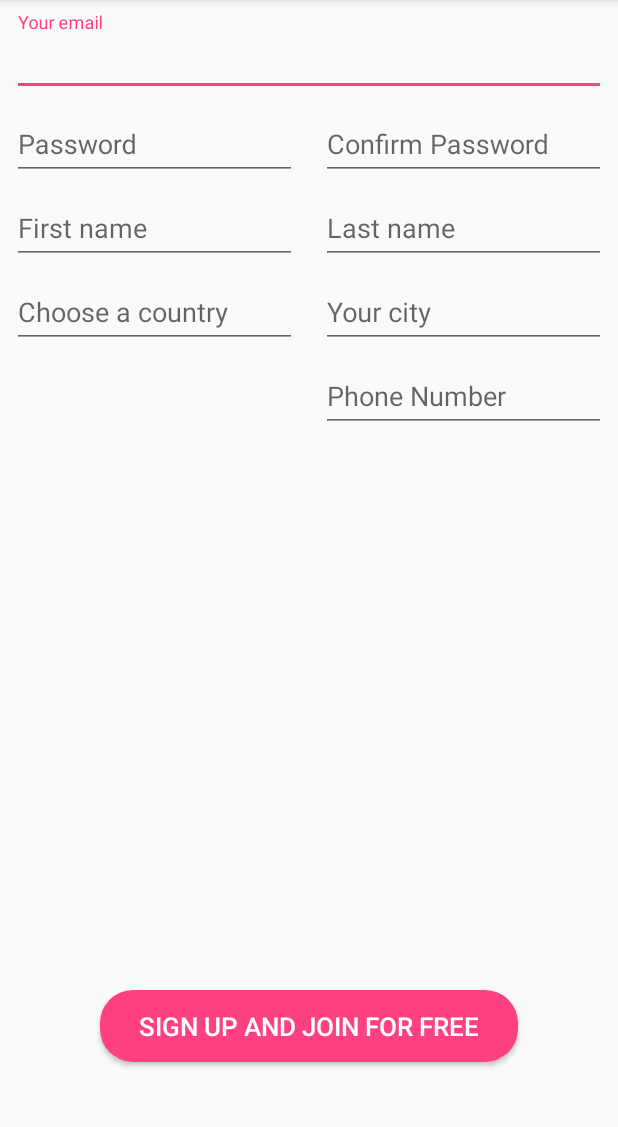
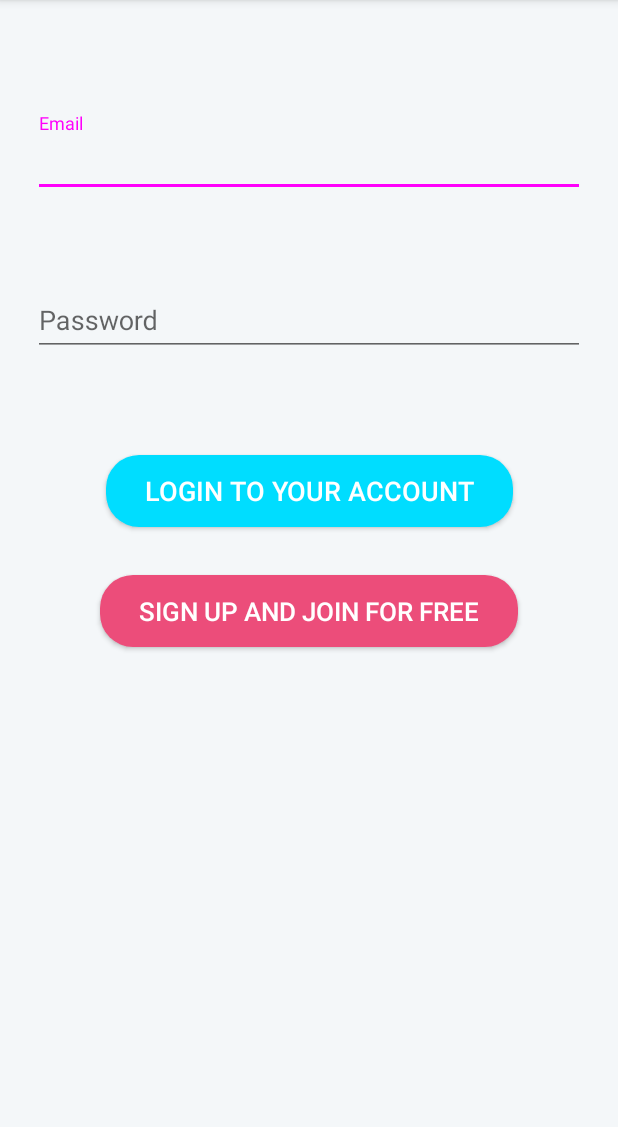
Before and after one commit to CamileDahdah/Android-Project, an Android app: the screen it shows after launch (AuthenticationActivity), on a phone screen of 412 x 824 dp, the part 84-1211 px from its top. Run offline under Robolectric (Android 15) with nearby library versions, the phone set to English and light mode, and no system bars; our stand-ins replace ButterKnife.

Commit message:
Add login layout and functionality and fixed bugs

```diff
--- a/app/src/main/java/com/example/camilledahdah/finalandroidproject/AuthenticationActivity.java
+++ b/app/src/main/java/com/example/camilledahdah/finalandroidproject/AuthenticationActivity.java
@@ -16,7 +16,7 @@ import butterknife.BindView;
         import butterknife.ButterKnife;
 
 public class AuthenticationActivity extends AppCompatActivity
-        implements RegisterFragment.RegisterFragmentListener {
+        implements RegisterFragment.RegisterFragmentListener, LoginFragment.LoginFragmentListener {
 
     @BindView(R.id.container)
     FrameLayout container;
@@ -26,48 +26,40 @@ public class AuthenticationActivity extends AppCompatActivity
         super.onCreate(savedInstanceState);
         setContentView(R.layout.acitivity_main);
         ButterKnife.bind(this);
-        //addLoginFragment();
-        addRegisterFragment();
+        addLoginFragment();
+ ;
     }
 
-//    private void addLoginFragment() {
-//        LoginFragment fragment = LoginFragment.newInstance();
-//
-//        getFragmentManager()
-//                .beginTransaction()
-//                .replace(R.id.container, fragment)
-//                .commit();
-//    }
+    @Override
+    public void addLoginFragment() {
+        LoginFragment fragment = LoginFragment.newInstance();
 
-//    @Override
-//    public void onLoginSuccess() {
-//        Intent intent = new Intent(this, MainActivity.class);
-//        startActivity(intent);
-//        finish();
-//    }
-//
-//    @Override
-//    public void onLoginFailure() {
-//
-//    }
-//
-//    @Override
-//    public void onRequestRegister() {
-//        RegisterFragment fragment = RegisterFragment.newInstance();
-//
-//        getFragmentManager()
-//                .beginTransaction()
-//                .replace(R.id.container, fragment, RegisterFragment.TAG)
-//                .addToBackStack(RegisterFragment.TAG)
-//                .commit();
-//    }
+        getFragmentManager()
+                .beginTransaction()
+                .replace(R.id.container, fragment)
+                .commit();
+    }
 
-    private void addRegisterFragment() {
+    @Override
+    public void onLoginSuccess() {
+        Intent intent = new Intent(this, MainActivity.class);
+        startActivity(intent);
+        finish();
+    }
+
+    @Override
+    public void onLoginFailure() {
+
+    }
+
+    @Override
+    public void onRequestRegister() {
         RegisterFragment fragment = RegisterFragment.newInstance();
 
         getFragmentManager()
                 .beginTransaction()
-                .replace(R.id.container, fragment)
+                .replace(R.id.container, fragment, RegisterFragment.TAG)
+                .addToBackStack(RegisterFragment.TAG)
                 .commit();
     }
 
--- /dev/null
+++ b/app/src/main/java/com/example/camilledahdah/finalandroidproject/LocalStorageManager.java
@@ -0,0 +1,53 @@
+package com.example.camilledahdah.finalandroidproject;
+
+/**
+ * Created by camilledahdah on 4/18/18.
+ */
+
+import android.content.SharedPreferences;
+
+import com.example.camilledahdah.finalandroidproject.models.User;
+import com.google.gson.Gson;
+import android.content.Context;
+import android.preference.PreferenceManager;
+
+
+public class LocalStorageManager {
+
+    private Gson gson;
+    private final String USER_KEY = "PROFILE";
+    private static LocalStorageManager localStorageManager;
+    private SharedPreferences sharedPreferences;
+
+    private LocalStorageManager(Context context) {
+        sharedPreferences = PreferenceManager.getDefaultSharedPreferences(context);
+        gson = new Gson();
+    }
+
+    public static LocalStorageManager getInstance(Context context) {
+        if (localStorageManager == null) {
+            localStorageManager = new LocalStorageManager(context);
+        }
+        return localStorageManager;
+    }
+
+    public User getUser() {
+        String userJson = sharedPreferences.getString(USER_KEY, null);
+        if (userJson == null) {
+            return null;
+        }
+        try {
+            return gson.fromJson(userJson, User.class);
+        } catch (Exception e) {
+            return null;
+        }
+    }
+
+    public void saveUser(User user) {
+        String userJson = gson.toJson(user);
+        sharedPreferences
+                .edit()
+                .putString(USER_KEY, userJson)
+                .commit();
+    }
+}
--- /dev/null
+++ b/app/src/main/java/com/example/camilledahdah/finalandroidproject/LoginFragment.java
@@ -0,0 +1,179 @@
+package com.example.camilledahdah.finalandroidproject;
+
+import android.content.Context;
+import android.content.SharedPreferences;
+import android.os.Bundle;
+import android.preference.PreferenceManager;
+import android.support.annotation.Nullable;
+import android.support.design.widget.TextInputLayout;
+import android.text.TextUtils;
+import android.view.LayoutInflater;
+import android.view.View;
+import android.view.ViewGroup;
+import android.widget.Button;
+import android.widget.EditText;
+import android.widget.ProgressBar;
+import android.widget.TextView;
+
+import com.example.camilledahdah.finalandroidproject.API.authentication.AuthenticationApiManager;
+import com.example.camilledahdah.finalandroidproject.models.ApiError;
+import com.example.camilledahdah.finalandroidproject.models.User;
+
+import java.io.IOException;
+
+import butterknife.BindView;
+import butterknife.ButterKnife;
+import butterknife.OnClick;
+import retrofit2.Call;
+import retrofit2.Callback;
+import retrofit2.Response;
+
+
+public class LoginFragment extends BaseFragment {
+
+    private LoginFragmentListener listener;
+    private AuthenticationApiManager authenticationApiManager;
+    private LocalStorageManager localStorageManager;
+
+    @BindView(R.id.login_email_placeholder)
+    TextInputLayout emailHolder;
+
+    @BindView(R.id.login_email)
+    EditText emailEditText;
+
+    @BindView(R.id.login_password_placeholder)
+    TextInputLayout passwordHolder;
+
+    @BindView(R.id.login_password)
+    EditText passwordEditText;
+
+    @BindView(R.id.login_button)
+    Button loginButton;
+
+    //@BindView(R.id.)
+//    TextView registerTextView;
+
+    @BindView(R.id.progress_bar_login)
+    ProgressBar progressBar;
+
+    public LoginFragment() {
+        // Required empty public constructor
+    }
+
+    public static LoginFragment newInstance() {
+        LoginFragment fragment = new LoginFragment();
+        return fragment;
+    }
+
+    @Override
+    public void onCreate(Bundle savedInstanceState) {
+        super.onCreate(savedInstanceState);
+        authenticationApiManager = AuthenticationApiManager.getInstance();
+        localStorageManager = LocalStorageManager.getInstance(getActivity().getApplicationContext());
+    }
+
+    @Override
+    public View onCreateView(LayoutInflater inflater, ViewGroup container,
+                             Bundle savedInstanceState) {
+        View view = inflater.inflate(R.layout.login, container, false);
+        ButterKnife.bind(this, view);
+        return view;
+    }
+
+    @Override
+    public void onViewCreated(View view, @Nullable Bundle savedInstanceState) {
+        super.onViewCreated(view, savedInstanceState);
+    }
+
+    @Override
+    public void onAttach(Context context) {
+        super.onAttach(context);
+        if (context instanceof LoginFragmentListener) {
+            listener = (LoginFragmentListener) context;
+        } else {
+            throw new RuntimeException(context.toString()
+                    + " must implement LoginFragmentListener");
+        }
+    }
+
+    @Override
+    public void onDetach() {
+        super.onDetach();
+        listener = null;
+    }
+
+    @OnClick(R.id.login_button)
+    public void attemptLogin() {
+        String email = emailEditText.getText().toString().trim();
+        String password = passwordEditText.getText().toString().trim();
+        boolean flag = true;
+
+        if (TextUtils.isEmpty(email)) {
+            emailHolder.setError("email is required");
+            flag = false;
+        } else {
+            emailHolder.setErrorEnabled(false);
+        }
+
+        if (TextUtils.isEmpty(password)) {
+            passwordHolder.setError("password is required");
+            flag = false;
+        } else {
+            passwordHolder.setErrorEnabled(false);
+        }
+
+        if (flag) {
+            showProgressBar();
+            User loginUser = new User(email, password);
+            authenticationApiManager.login(loginUser).enqueue(new Callback<User>() {
+                @Override
+                public void onResponse(Call<User> call, Response<User> response) {
+                    hideProgressBar();
+                    if (response.isSuccessful()) {
+                        User apiUser = response.body();
+                        localStorageManager.saveUser(apiUser);
+                        listener.onLoginSuccess();
+                    } else {
+                        try {
+                            String errorString = response.errorBody().string();
+                            ApiError error = parseApiErrorString(errorString);
+                            showToastMessage(error.getMessage());
+                            listener.onLoginFailure();
+                        } catch (IOException e) {
+                            e.printStackTrace();
+                        }
+                    }
+                }
+
+                @Override
+                public void onFailure(Call<User> call, Throwable t) {
+                    hideProgressBar();
+                    listener.onLoginFailure();
+                    showToastMessage(t.getMessage());
+                }
+            });
+        }
+    }
+
+    @OnClick(R.id.sign_up_button_login)
+    public void requestRegister() {
+        listener.onRequestRegister();
+    }
+
+    private void showProgressBar() {
+        progressBar.setVisibility(View.VISIBLE);
+    }
+
+    private void hideProgressBar() {
+        progressBar.setVisibility(View.INVISIBLE);
+    }
+
+    public interface LoginFragmentListener {
+
+        void onLoginSuccess();
+
+        void onLoginFailure();
+
+        void onRequestRegister();
+    }
+}
--- a/app/src/main/java/com/example/camilledahdah/finalandroidproject/RegisterFragment.java
+++ b/app/src/main/java/com/example/camilledahdah/finalandroidproject/RegisterFragment.java
@@ -7,9 +7,7 @@ package com.example.camilledahdah.finalandroidproject;
 
 import android.content.Context;
 import android.os.Bundle;
-import android.app.Fragment;
 import android.support.annotation.Nullable;
-import android.support.design.widget.TextInputEditText;
 import android.support.design.widget.TextInputLayout;
 import android.support.v7.widget.LinearLayoutManager;
 import android.support.v7.widget.RecyclerView;
@@ -100,7 +98,7 @@ public class RegisterFragment extends BaseFragment {
     @BindView(R.id.password)
     EditText passwordEditText;
 
-    @BindView(R.id.progressBar)
+    @BindView(R.id.progress_bar)
     ProgressBar progressBar;
 
     List<String> countries = new ArrayList();
@@ -124,7 +122,7 @@ public class RegisterFragment extends BaseFragment {
     @Override
     public View onCreateView(LayoutInflater inflater, ViewGroup container,
                              Bundle savedInstanceState) {
-        View view = inflater.inflate(R.layout.signup, container, false);
+        View view = inflater.inflate(R.layout.sign_up, container, false);
         ButterKnife.bind(this, view);
 
 
@@ -329,11 +327,20 @@ public class RegisterFragment extends BaseFragment {
         });
     }
 
+    @OnClick(R.id.login_button)
+    public void goToLoginFragment() {
+        listener.addLoginFragment();
+
+    }
+
+
     public interface RegisterFragmentListener {
 
         void onRegisterSuccess();
 
         void onRegisterFailure();
+
+        void addLoginFragment();
     }
 
     private void showProgressBar() {
--- /dev/null
+++ b/app/src/main/res/layout/login.xml
@@ -0,0 +1,108 @@
+<?xml version="1.0" encoding="utf-8"?>
+<android.support.constraint.ConstraintLayout
+    xmlns:android="http://schemas.android.com/apk/res/android"
+    xmlns:app="http://schemas.android.com/apk/res-auto"
+    xmlns:tools="http://schemas.android.com/tools"
+    android:layout_width="match_parent"
+    android:layout_height="match_parent"
+    android:background="#f4f7f9"
+    >
+
+    <android.support.design.widget.TextInputLayout
+        android:id="@+id/login_email_placeholder"
+        android:layout_width="368dp"
+        android:layout_height="wrap_content"
+        android:layout_marginEnd="8dp"
+        android:layout_marginStart="8dp"
+        android:layout_marginTop="75dp"
+        app:layout_constraintEnd_toEndOf="parent"
+        app:layout_constraintStart_toStartOf="parent"
+        app:layout_constraintTop_toTopOf="parent">
+
+        <EditText
+            android:id="@+id/login_email"
+            android:layout_width="match_parent"
+            android:layout_height="wrap_content"
+            android:hint="Email" />
+    </android.support.design.widget.TextInputLayout>
+
+    <android.support.design.widget.TextInputLayout
+        android:id="@+id/login_password_placeholder"
+        android:layout_width="368dp"
+        android:layout_height="wrap_content"
+        android:layout_marginEnd="8dp"
+        android:layout_marginStart="8dp"
+        android:layout_marginTop="50dp"
+        app:layout_constraintEnd_toEndOf="parent"
+        app:layout_constraintStart_toStartOf="parent"
+        app:layout_constraintTop_toBottomOf="@+id/login_email_placeholder">
+
+        <EditText
+            android:id="@+id/login_password"
+            android:layout_width="match_parent"
+            android:layout_height="wrap_content"
+            android:hint="Password" />
+    </android.support.design.widget.TextInputLayout>
+
+    <Button
+        android:id="@+id/login_button"
+        android:layout_width="wrap_content"
+        android:layout_height="wrap_content"
+        android:layout_marginEnd="8dp"
+        android:layout_marginStart="8dp"
+        android:layout_marginTop="66dp"
+        android:background="@drawable/rounded_button"
+        android:backgroundTint="@android:color/holo_blue_bright"
+        android:paddingBottom="10dp"
+        android:paddingLeft="26dp"
+        android:paddingRight="26dp"
+        android:paddingTop="10dp"
+        android:text="Login to your account"
+        android:textColor="#FFFFFF"
+        android:textSize="18sp"
+        app:layout_constraintEnd_toEndOf="parent"
+        app:layout_constraintStart_toStartOf="parent"
+        app:layout_constraintTop_toBottomOf="@+id/login_password_placeholder" />
+
+    <ProgressBar
+        android:id="@+id/progress_bar_login"
+
+        android:layout_width="wrap_content"
+
+        android:layout_height="wrap_content"
+        android:layout_marginEnd="8dp"
+        android:layout_marginStart="8dp"
+        android:layout_marginTop="8dp"
+        android:visibility="invisible"
+        app:layout_constraintEnd_toEndOf="parent"
+        app:layout_constraintStart_toStartOf="parent"
+        app:layout_constraintTop_toBottomOf="@+id/login_password_placeholder"
+        tools:visibility="visible" />
+
+    <Button
+        android:id="@+id/sign_up_button_login"
+        android:layout_width="wrap_content"
+        android:layout_height="wrap_content"
+        android:layout_alignParentBottom="true"
+        android:layout_centerInParent="true"
+        android:layout_marginEnd="8dp"
+        android:layout_marginStart="8dp"
+        android:layout_marginTop="32dp"
+        android:background="@drawable/rounded_button"
+
+        android:backgroundTint="#ec4d7a"
+        android:paddingBottom="10dp"
+        android:paddingLeft="26dp"
+        android:paddingRight="26dp"
+        android:paddingTop="10dp"
+        android:text="SIGN UP AND JOIN FOR FREE"
+        android:textAlignment="center"
+        android:textColor="#ffffff"
+        android:textSize="17sp"
+        app:layout_constraintEnd_toEndOf="parent"
+        app:layout_constraintStart_toStartOf="parent"
+        app:layout_constraintTop_toBottomOf="@+id/login_button" />
+
+
+
+</android.support.constraint.ConstraintLayout>
--- a/app/src/main/res/values/colors.xml
+++ b/app/src/main/res/values/colors.xml
@@ -2,5 +2,5 @@
 <resources>
     <color name="colorPrimary">#3F51B5</color>
     <color name="colorPrimaryDark">#303F9F</color>
-    <color name="colorAccent">#FF4081</color>
+    <color name="colorAccent">#ff00fb</color>
 </resources>
--- a/app/src/main/res/values/strings.xml
+++ b/app/src/main/res/values/strings.xml
@@ -1,3 +1,6 @@
 <resources>
     <string name="app_name">FinalAndroidProject</string>
+
+    <!-- TODO: Remove or change this placeholder text -->
+    <string name="hello_blank_fragment">Hello blank fragment</string>
 </resources>
```
Also changed, not shown: app/src/main/res/layout/sign_up.xml (renamed from app/src/main/res/layout/signup.xml, +36 -12 lines).
